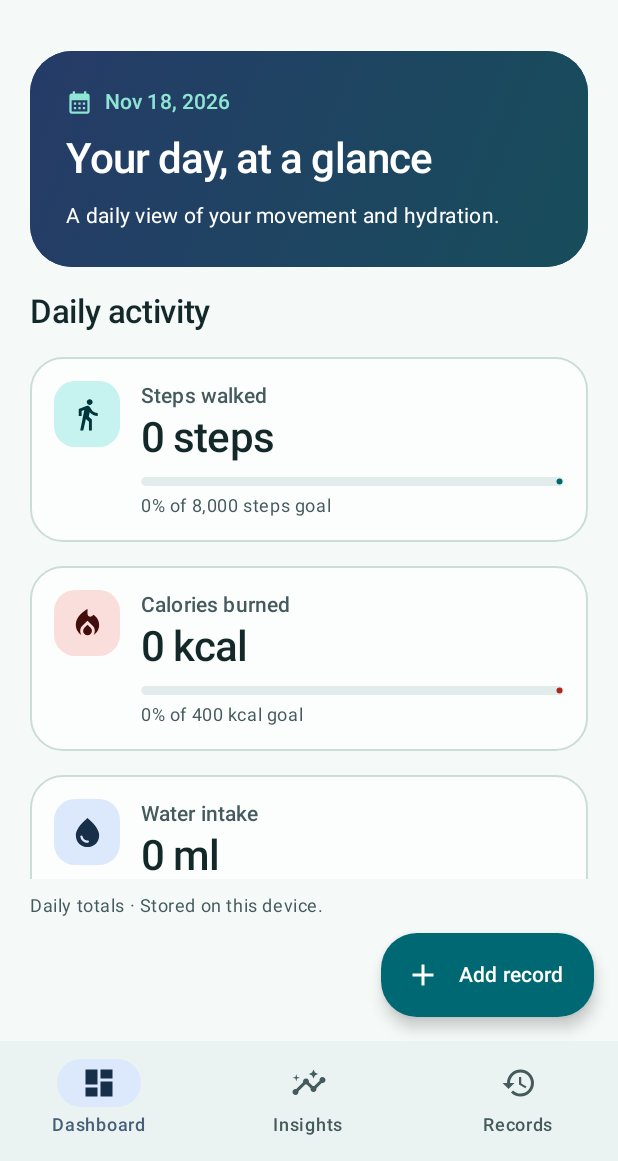
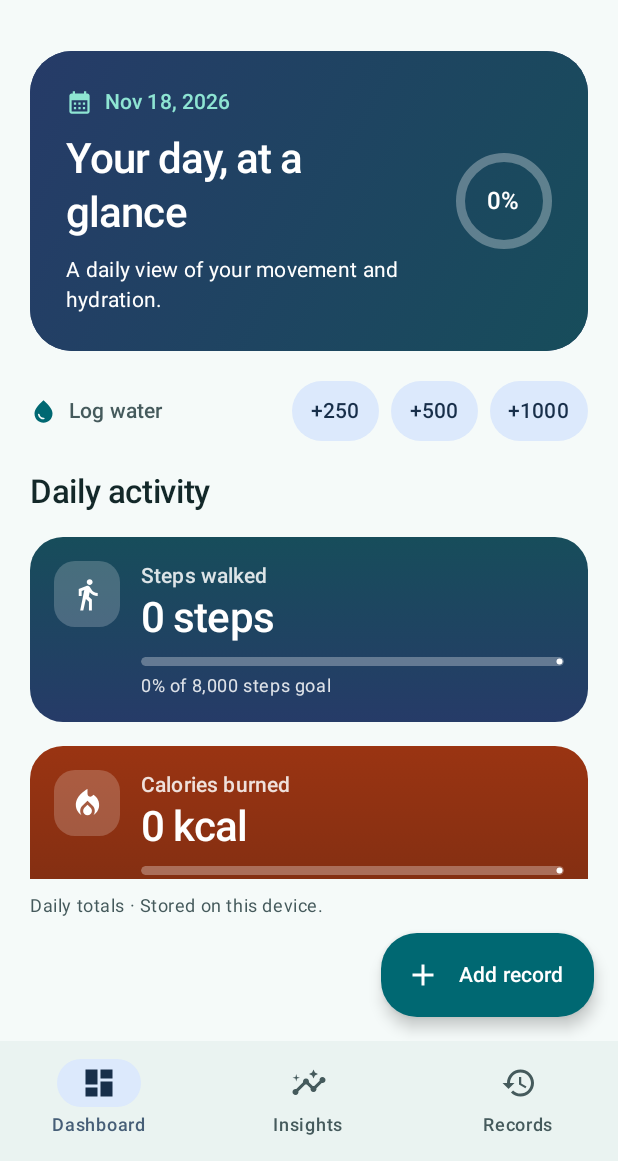
Before and after one commit to navod718/healthmate, an Android app built with Jetpack Compose: the screen it shows after launch (MainActivity), on a phone screen of 412 x 824 dp, the part 75-1236 px from its top. Run offline under Robolectric (Android 15) with nearby library versions, the phone set to English and light mode, and no system bars; our stand-ins replace Room's generated code.

Commit message:
Redesign the dashboard with a goal ring, gradients and count-up numbers

```diff
--- a/app/build.gradle.kts
+++ b/app/build.gradle.kts
@@ -11,8 +11,8 @@ android {
         applicationId = "com.navod718.healthmate"
         minSdk = 26
         targetSdk = 35
-        versionCode = 3
-        versionName = "0.2.0"
+        versionCode = 4
+        versionName = "0.2.1"
         testInstrumentationRunner = "androidx.test.runner.AndroidJUnitRunner"
     }
     buildFeatures { compose = true }
--- a/app/src/main/java/com/navod718/healthmate/feature/health/presentation/HealthMateApp.kt
+++ b/app/src/main/java/com/navod718/healthmate/feature/health/presentation/HealthMateApp.kt
@@ -168,7 +168,7 @@ fun HealthMateApp(model: HealthViewModel, revealBrand: Boolean = false) {
                         HealthScreen.Editor -> RecordForm(editor, busy, model::change, model::save, page)
                         HealthScreen.Records -> RecordsScreen(records, busy, model::filterByDate, model::edit, model::requestDelete, model::openSamples, model::retry, page)
                         HealthScreen.Insights -> InsightsScreen(insights, goals.value, today, model::retry, page)
-                        HealthScreen.Dashboard -> DashboardScreen(totals, model::retry, goals.value, goals.loadFailed, model::retryGoals, streak = insights.streak, onOpenInsights = { model.selectTab("insights") }, modifier = page)
+                        HealthScreen.Dashboard -> DashboardScreen(totals, model::retry, goals.value, goals.loadFailed, model::retryGoals, streak = insights.streak, onOpenInsights = { model.selectTab("insights") }, onQuickAddWater = model::quickAddWater, modifier = page)
                     }
                 }
             }
--- a/app/src/main/java/com/navod718/healthmate/feature/health/presentation/Screens.kt
+++ b/app/src/main/java/com/navod718/healthmate/feature/health/presentation/Screens.kt
@@ -1,8 +1,14 @@
 package com.navod718.healthmate.feature.health.presentation
 
 import android.app.DatePickerDialog
+import androidx.compose.animation.AnimatedVisibility
+import androidx.compose.animation.core.Animatable
+import androidx.compose.animation.core.FastOutSlowInEasing
 import androidx.compose.animation.core.animateFloatAsState
 import androidx.compose.animation.core.tween
+import androidx.compose.animation.fadeIn
+import androidx.compose.animation.scaleIn
+import androidx.compose.foundation.Canvas
 import androidx.compose.foundation.background
 import androidx.compose.foundation.BorderStroke
 import androidx.compose.foundation.layout.*
@@ -19,8 +25,12 @@ import androidx.compose.runtime.*
 import androidx.compose.runtime.saveable.rememberSaveable
 import androidx.compose.ui.Alignment
 import androidx.compose.ui.Modifier
+import androidx.compose.ui.geometry.Offset
+import androidx.compose.ui.geometry.Size
 import androidx.compose.ui.graphics.Color
 import androidx.compose.ui.graphics.Brush
+import androidx.compose.ui.graphics.StrokeCap
+import androidx.compose.ui.graphics.drawscope.Stroke
 import androidx.compose.ui.draw.clip
 import androidx.compose.ui.graphics.vector.ImageVector
 import androidx.compose.ui.platform.LocalContext
@@ -29,6 +39,7 @@ import androidx.compose.ui.platform.LocalSoftwareKeyboardController
 import androidx.compose.ui.platform.testTag
 import androidx.compose.ui.focus.FocusRequester
 import androidx.compose.ui.focus.focusRequester
+import androidx.compose.ui.semantics.contentDescription
 import androidx.compose.ui.semantics.heading
 import androidx.compose.ui.semantics.semantics
 import androidx.compose.ui.text.input.ImeAction
@@ -38,6 +49,9 @@ import androidx.compose.ui.unit.dp
 import com.navod718.healthmate.core.validation.RecordInput
 import com.navod718.healthmate.ui.theme.BrandIndigo
 import com.navod718.healthmate.ui.theme.BrandMint
+import com.navod718.healthmate.ui.theme.CaloriesGradient
+import com.navod718.healthmate.ui.theme.StepsGradient
+import com.navod718.healthmate.ui.theme.WaterGradient
 import java.text.NumberFormat
 import java.time.LocalDate
 import java.time.ZoneId
@@ -56,21 +70,41 @@ fun DashboardScreen(
     retryGoals: () -> Unit,
     streak: Int = 0,
     onOpenInsights: () -> Unit = {},
+    onQuickAddWater: (Int) -> Unit = {},
     modifier: Modifier = Modifier,
 ) {
+    val allGoalsMet = state.totals.steps >= goals.steps && state.totals.calories >= goals.calories && state.totals.water >= goals.water
+    val overall = ((goals.progress(state.totals.steps, goals.steps) + goals.progress(state.totals.calories, goals.calories) + goals.progress(state.totals.water, goals.water)) / 3f)
     Column(modifier.fillMaxSize().verticalScroll(rememberScrollState()).padding(20.dp), verticalArrangement = Arrangement.spacedBy(16.dp)) {
         Card(
             modifier = Modifier.fillMaxWidth(),
             shape = RoundedCornerShape(28.dp),
             colors = CardDefaults.cardColors(containerColor = BrandIndigo, contentColor = Color.White),
         ) {
-            Column(Modifier.fillMaxWidth().background(Brush.linearGradient(listOf(BrandIndigo, Color(0xFF174D5B)))).padding(24.dp), verticalArrangement = Arrangement.spacedBy(10.dp)) {
+            Row(Modifier.fillMaxWidth().background(Brush.linearGradient(listOf(BrandIndigo, Color(0xFF174D5B)))).padding(24.dp), horizontalArrangement = Arrangement.spacedBy(16.dp), verticalAlignment = Alignment.CenterVertically) {
+                Column(Modifier.weight(1f), verticalArrangement = Arrangement.spacedBy(10.dp)) {
                     Row(horizontalArrangement = Arrangement.spacedBy(8.dp), verticalAlignment = Alignment.CenterVertically) {
                         Icon(Icons.Default.CalendarMonth, null, Modifier.size(18.dp), tint = BrandMint)
                         Text(displayDate(state.date), style = MaterialTheme.typography.labelLarge, color = BrandMint)
                     }
                     Text("Your day, at a glance", Modifier.semantics { heading() }, style = MaterialTheme.typography.headlineMedium)
+                    AnimatedVisibility(visible = allGoalsMet && !state.loading, enter = fadeIn(tween(240)) + scaleIn(tween(240, easing = FastOutSlowInEasing), initialScale = 0.9f)) {
+                        Text("✨ All goals reached!", style = MaterialTheme.typography.titleMedium, color = BrandMint)
+                    }
+                    AnimatedVisibility(visible = !allGoalsMet || state.loading, enter = fadeIn(tween(240))) {
                         Text("A daily view of your movement and hydration.", style = MaterialTheme.typography.bodyMedium)
+                    }
+                }
+                OverallRing(overall, Modifier.semantics { contentDescription = "${(overall * 100).toInt()} percent of daily goals" })
+            }
+        }
+        Row(verticalAlignment = Alignment.CenterVertically, horizontalArrangement = Arrangement.spacedBy(8.dp)) {
+            Icon(Icons.Default.WaterDrop, null, Modifier.size(18.dp), tint = MaterialTheme.colorScheme.primary)
+            Text("Log water", Modifier.weight(1f), style = MaterialTheme.typography.labelLarge, color = MaterialTheme.colorScheme.onSurfaceVariant)
+            listOf(250, 500, 1000).forEach { amount ->
+                FilledTonalButton(onClick = { onQuickAddWater(amount) }, enabled = !state.loading, contentPadding = PaddingValues(horizontal = 12.dp)) {
+                    Text("+$amount")
+                }
             }
         }
         if (streak > 0) AssistChip(
@@ -87,45 +121,66 @@ fun DashboardScreen(
             state.loading -> CircularProgressIndicator(Modifier.padding(24.dp))
             state.error != null -> ErrorPanel(state.error, retry)
             else -> {
-                val colors = MaterialTheme.colorScheme
                 MetricCard("Steps walked", state.totals.steps, goals.steps, goals.progress(state.totals.steps, goals.steps),
-                    "steps", Icons.AutoMirrored.Filled.DirectionsWalk, colors.primary, colors.primaryContainer, colors.onPrimaryContainer)
+                    "steps", Icons.AutoMirrored.Filled.DirectionsWalk, StepsGradient)
                 MetricCard("Calories burned", state.totals.calories, goals.calories, goals.progress(state.totals.calories, goals.calories),
-                    "kcal", Icons.Default.LocalFireDepartment, colors.error, colors.errorContainer, colors.onErrorContainer)
+                    "kcal", Icons.Default.LocalFireDepartment, CaloriesGradient)
                 MetricCard("Water intake", state.totals.water, goals.water, goals.progress(state.totals.water, goals.water),
-                    "ml", Icons.Default.WaterDrop, colors.secondary, colors.secondaryContainer, colors.onSecondaryContainer)
+                    "ml", Icons.Default.WaterDrop, WaterGradient)
             }
         }
     }
 }
 
 @Composable
+private fun OverallRing(progress: Float, modifier: Modifier = Modifier) {
+    val animated by animateFloatAsState(progress, tween(360), label = "Overall progress")
+    Box(modifier.size(64.dp), contentAlignment = Alignment.Center) {
+        Canvas(Modifier.fillMaxSize()) {
+            val stroke = 6.dp.toPx()
+            val arcSize = Size(size.width - stroke, size.height - stroke)
+            val topLeft = Offset(stroke / 2, stroke / 2)
+            drawArc(Color.White.copy(alpha = 0.3f), 0f, 360f, false, topLeft = topLeft, size = arcSize, style = Stroke(stroke, cap = StrokeCap.Round))
+            drawArc(BrandMint, -90f, 360f * animated, false, topLeft = topLeft, size = arcSize, style = Stroke(stroke, cap = StrokeCap.Round))
+        }
+        Text("${(progress * 100).toInt()}%", style = MaterialTheme.typography.titleMedium, color = Color.White)
+    }
+}
+
+@Composable
 private fun MetricCard(
     title: String, value: Long, goal: Int, progress: Float, unit: String, icon: ImageVector,
-    tint: Color, iconBackground: Color, iconTint: Color,
+    gradient: List<Color>,
 ) {
     val animatedProgress by animateFloatAsState(progress, tween(360), label = "Goal progress")
-    OutlinedCard(
+    val countUp = remember { Animatable(0f) }
+    LaunchedEffect(value) { countUp.animateTo(value.toFloat(), tween(600, easing = FastOutSlowInEasing)) }
+    // Show the exact target once the animation settles so very large sums stay precise.
+    val displayed = if (countUp.isRunning) countUp.value.toLong() else value
+    Card(
         Modifier.fillMaxWidth(), shape = RoundedCornerShape(22.dp),
-        border = BorderStroke(1.dp, MaterialTheme.colorScheme.outlineVariant),
-        colors = CardDefaults.outlinedCardColors(containerColor = MaterialTheme.colorScheme.surfaceContainerLow),
+        colors = CardDefaults.cardColors(containerColor = Color.Transparent),
     ) {
-        Row(Modifier.padding(16.dp), horizontalArrangement = Arrangement.spacedBy(14.dp), verticalAlignment = Alignment.Top) {
+        Box(Modifier.fillMaxWidth().background(Brush.verticalGradient(gradient))) {
+            Column(Modifier.fillMaxWidth().padding(16.dp)) {
+                Row(horizontalArrangement = Arrangement.spacedBy(14.dp), verticalAlignment = Alignment.Top) {
                     Box(
-                Modifier.size(44.dp).background(iconBackground, RoundedCornerShape(14.dp)),
+                        Modifier.size(44.dp).background(Color.White.copy(alpha = 0.2f), RoundedCornerShape(14.dp)),
                         contentAlignment = Alignment.Center,
                     ) {
-                Icon(icon, null, Modifier.size(23.dp), tint = iconTint)
+                        Icon(icon, null, Modifier.size(23.dp), tint = Color.White)
                     }
                     Column(Modifier.weight(1f)) {
-                Text(title, style = MaterialTheme.typography.labelLarge, color = MaterialTheme.colorScheme.onSurfaceVariant)
-                Text("${number(value)} $unit", style = MaterialTheme.typography.headlineMedium)
+                        Text(title, style = MaterialTheme.typography.labelLarge, color = Color.White.copy(alpha = 0.85f))
+                        Text("${number(displayed)} $unit", style = MaterialTheme.typography.headlineMedium, color = Color.White)
                         Spacer(Modifier.height(8.dp))
-                LinearProgressIndicator(progress = { animatedProgress }, modifier = Modifier.fillMaxWidth().height(6.dp).clip(RoundedCornerShape(3.dp)), color = tint,
-                    trackColor = MaterialTheme.colorScheme.surfaceContainerHigh)
+                        LinearProgressIndicator(progress = { animatedProgress }, modifier = Modifier.fillMaxWidth().height(6.dp).clip(RoundedCornerShape(3.dp)), color = Color.White,
+                            trackColor = Color.White.copy(alpha = 0.3f))
                         Spacer(Modifier.height(5.dp))
                         Text("${(progress * 100).toInt()}% of ${number(goal.toLong())} $unit goal" + if (value >= goal) " · Goal reached" else "",
-                    style = MaterialTheme.typography.bodySmall, color = MaterialTheme.colorScheme.onSurfaceVariant)
+                            style = MaterialTheme.typography.bodySmall, color = Color.White.copy(alpha = 0.85f))
+                    }
+                }
             }
         }
     }
--- a/app/src/main/java/com/navod718/healthmate/ui/theme/Theme.kt
+++ b/app/src/main/java/com/navod718/healthmate/ui/theme/Theme.kt
@@ -23,6 +23,11 @@ import com.navod718.healthmate.R
 
 internal val BrandIndigo = Color(0xFF263B68)
 internal val BrandMint = Color(0xFF8EE5D3)
+
+// Dashboard metric card gradients. Chosen dark enough for white text in light and dark themes.
+internal val StepsGradient = listOf(Color(0xFF174D5B), Color(0xFF263B68))
+internal val CaloriesGradient = listOf(Color(0xFF9A3412), Color(0xFF7C2D12))
+internal val WaterGradient = listOf(Color(0xFF0E7490), Color(0xFF155E75))
 
 private val LightColors = lightColorScheme(
     primary = Color(0xFF006872), onPrimary = Color.White,
```
Lines whose indentation alone changed are shown as unchanged.
